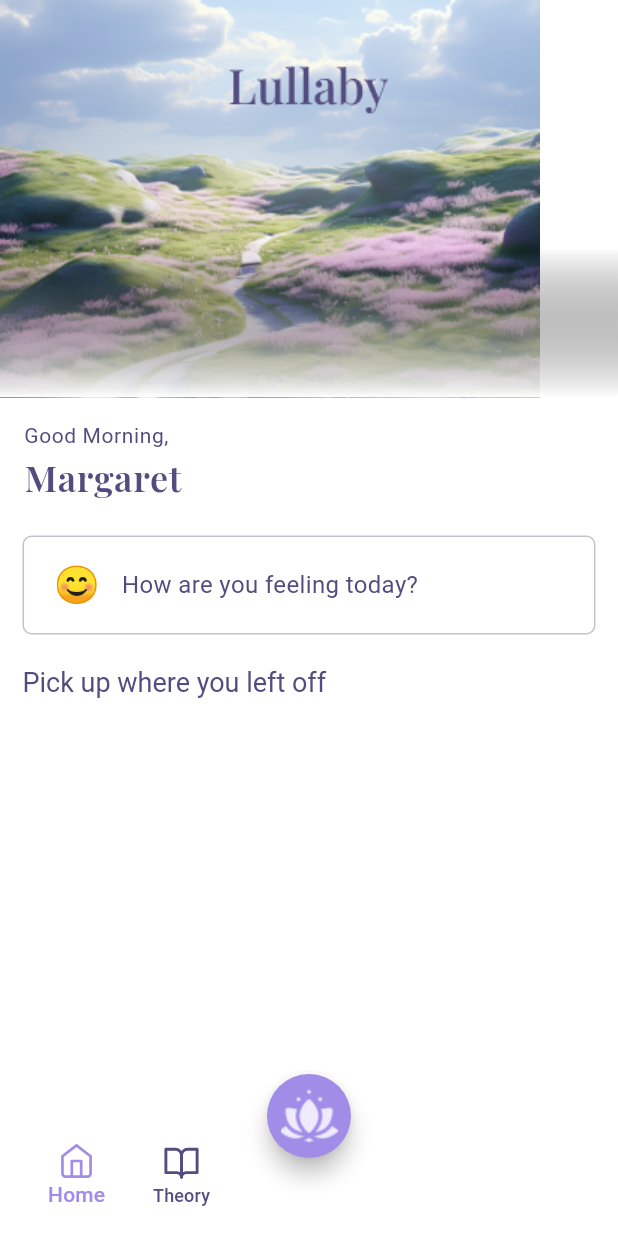
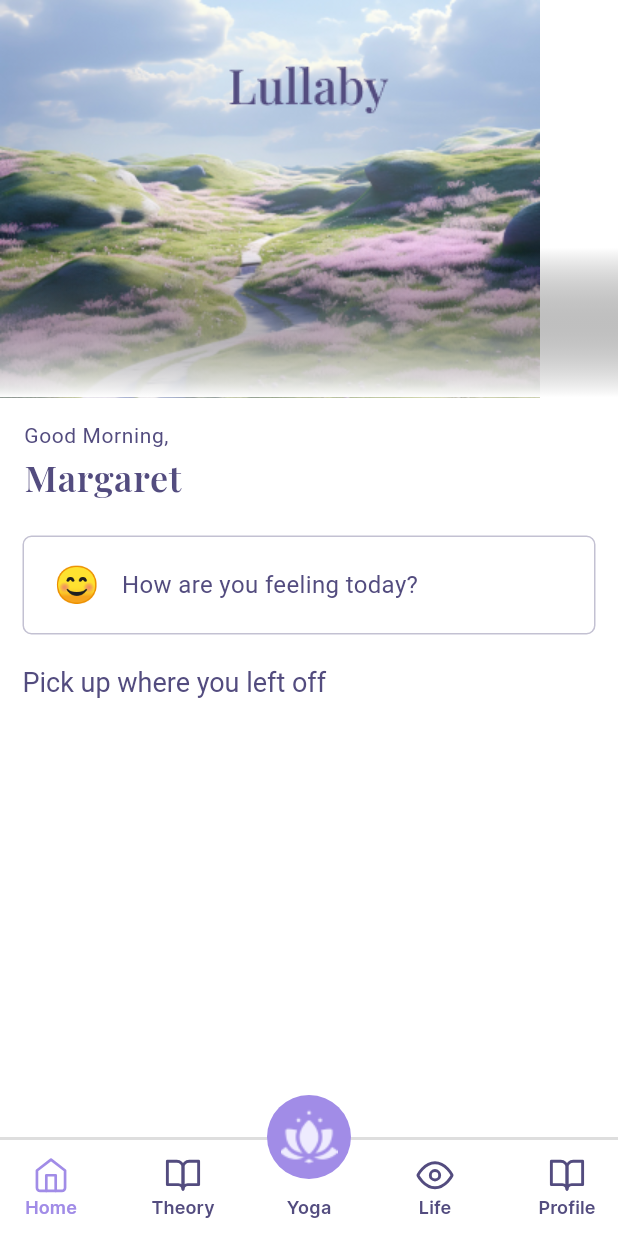
Before and after one commit to noelg-cj/Lullaby, a Flutter app: the screen it shows after launch, on a phone screen of 412 x 824 dp. Run offline on Flutter 3.47's test engine with Material 3 defaults, Android fonts, the phone set to English and light mode, and no system bars; our stand-ins replace flutter_svg; Roboto replaces fonts that are missing (Poppins).

Commit message:
Bottom navbar completed

```diff
--- a/frontend/lib/Home.dart
+++ b/frontend/lib/Home.dart
@@ -40,22 +40,31 @@ class _HomeState extends State<Home> {
       floatingActionButton: FloatingActionButton(
         onPressed: () {},
         child: Image.asset('assets/images/lotus.png'),
+
         shape: CircleBorder(),
         backgroundColor: Theme.of(context).primaryColor,
+        elevation: 0,
       ),
       floatingActionButtonLocation: FloatingActionButtonLocation.centerDocked,
       bottomNavigationBar: BottomAppBar(
-        shape: CircularNotchedRectangle(),
-        notchMargin: 10,
+        height: 66,
+        padding: EdgeInsets.symmetric(vertical: 0),
         child: Container(
-          height: 65,
+          decoration: BoxDecoration(
+            border: Border(
+              top: BorderSide(
+                color: Colors.black.withOpacity(0.13),
+                width: 2
+              )
+            ),
+          ),
+          padding: EdgeInsets.symmetric(horizontal: 10),
           child: Row(
+            crossAxisAlignment: CrossAxisAlignment.center,
             mainAxisAlignment: MainAxisAlignment.spaceBetween,
-            children: <Widget>[
-              Row(
-                crossAxisAlignment: CrossAxisAlignment.start,
             children: [
               MaterialButton(
+                padding: EdgeInsets.all(0),
                 minWidth: 40,
                 onPressed: () => {
                   setState(() => {
@@ -78,13 +87,17 @@ class _HomeState extends State<Home> {
                     Text(
                       'Home',
                       style: TextStyle(
-                            color: currentTab == 0 ? Theme.of(context).primaryColor : Colors.grey
+                        color: currentTab == 0 ? Theme.of(context).primaryColor : Theme.of(context).colorScheme.inversePrimary,
+                        fontFamily: 'Inter',
+                        fontWeight: FontWeight.w600,
+                        fontSize: 12
                       )
                     )
                   ],
                 )
               ),
               MaterialButton(
+                padding: EdgeInsets.all(0),
                 minWidth: 40,
                 onPressed: () => {
                   setState(() => {
@@ -108,7 +121,91 @@ class _HomeState extends State<Home> {
                       'Theory',
                       style: TextStyle(
                         color: currentTab == 1 ? Theme.of(context).primaryColor : Theme.of(context).colorScheme.inversePrimary,
-                            fontFamily: 'Poppins',
+                        fontFamily: 'Inter',
+                        fontWeight: FontWeight.w600,
+                        fontSize: 12
+                      )
+                    )
+                  ],
+                )
+              ),
+              Container(
+                width: 40,
+                child: Center(
+                  child: Padding(
+                    padding: const EdgeInsets.only(top: 25),
+                    child: Text(
+                      "Yoga",
+                      style: TextStyle(
+                        color: Theme.of(context).colorScheme.inversePrimary,
+                        fontFamily: 'Inter',
+                        fontWeight: FontWeight.w600,
+                        fontSize: 12
+                      )
+                    ),
+                  ),
+                ),
+              ),
+              MaterialButton(
+                padding: EdgeInsets.all(0),
+                minWidth: 40,
+                onPressed: () => {
+                  setState(() => {
+                    currentScreen = Life(),
+                    currentTab = 2
+                  })
+                },
+                child: Column(
+                  mainAxisAlignment: MainAxisAlignment.center,
+                  children: [
+                    SvgPicture.asset(
+                      'assets/images/eye.svg',
+                      height: 25,
+                      width: 25,
+                      colorFilter: ColorFilter.mode(
+                        currentTab == 2 ? Theme.of(context).primaryColor : Theme.of(context).colorScheme.inversePrimary,
+                        BlendMode.srcIn
+                      ),
+                    ),
+                    Text(
+                      'Life',
+                      style: TextStyle(
+                        color: currentTab == 2 ? Theme.of(context).primaryColor : Theme.of(context).colorScheme.inversePrimary,
+                        fontFamily: 'Inter',
+                        fontWeight: FontWeight.w600,
+                        fontSize: 12
+                      )
+                    )
+                  ],
+                )
+              ),
+              MaterialButton(
+                padding: EdgeInsets.all(0),
+                minWidth: 40,
+                onPressed: () => {
+                  setState(() => {
+                    currentScreen = Profile(),
+                    currentTab = 3
+                  })
+                },
+                child: Column(
+                  mainAxisAlignment: MainAxisAlignment.center,
+                  children: [
+                    SvgPicture.asset(
+                      'assets/images/book.svg',
+                      height: 25,
+                      width: 25,
+                      colorFilter: ColorFilter.mode(
+                        currentTab == 3 ? Theme.of(context).primaryColor : Theme.of(context).colorScheme.inversePrimary,
+                        BlendMode.srcIn
+                      ),
+                    ),
+                    Text(
+                      'Profile',
+                      style: TextStyle(
+                        color: currentTab == 3 ? Theme.of(context).primaryColor : Theme.of(context).colorScheme.inversePrimary,
+                        fontFamily: 'Inter',
+                        fontWeight: FontWeight.w600,
                         fontSize: 12
                       )
                     )
@@ -117,8 +214,6 @@ class _HomeState extends State<Home> {
               )
             ],
           )
-            ],
-          )
         ),
       ),
     );
```
Also changed, not shown: frontend/pubspec.yaml (+8 -0 lines), frontend/fonts/Inter-Medium.ttf (added), frontend/fonts/Inter-Regular.ttf (added), frontend/fonts/Inter-SemiBold.ttf (added). Lines whose indentation alone changed are shown as unchanged.
